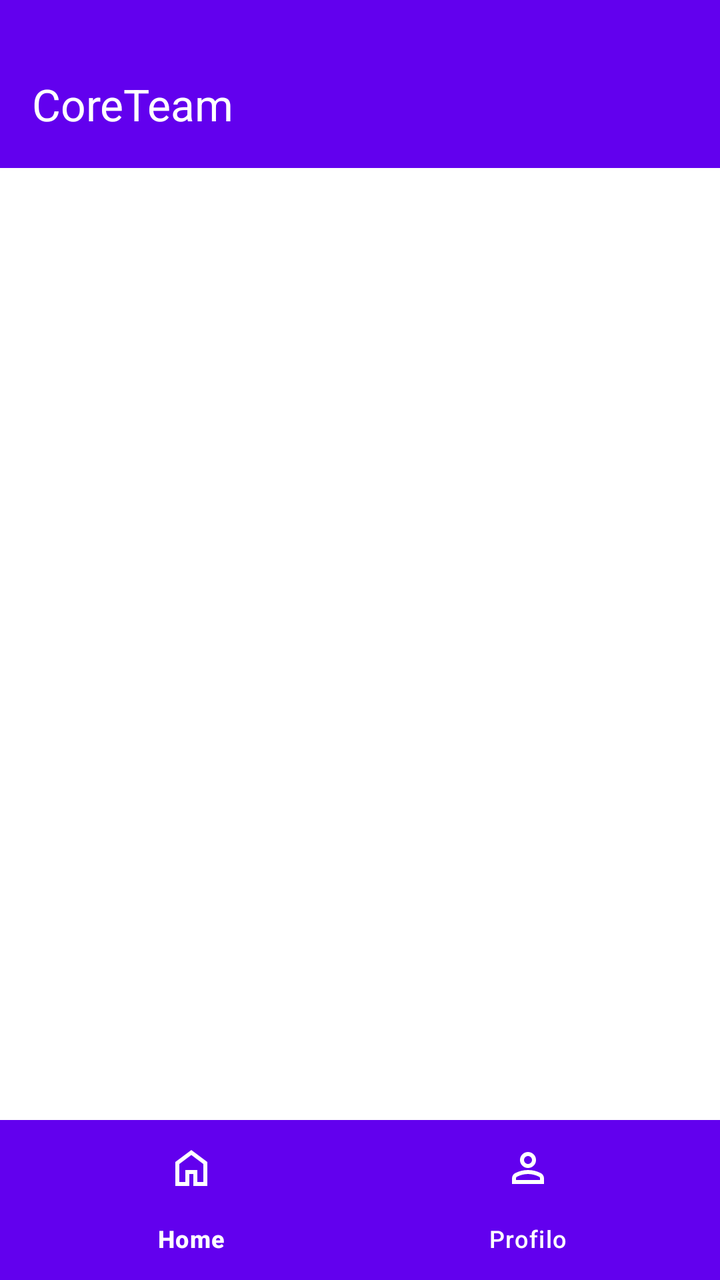
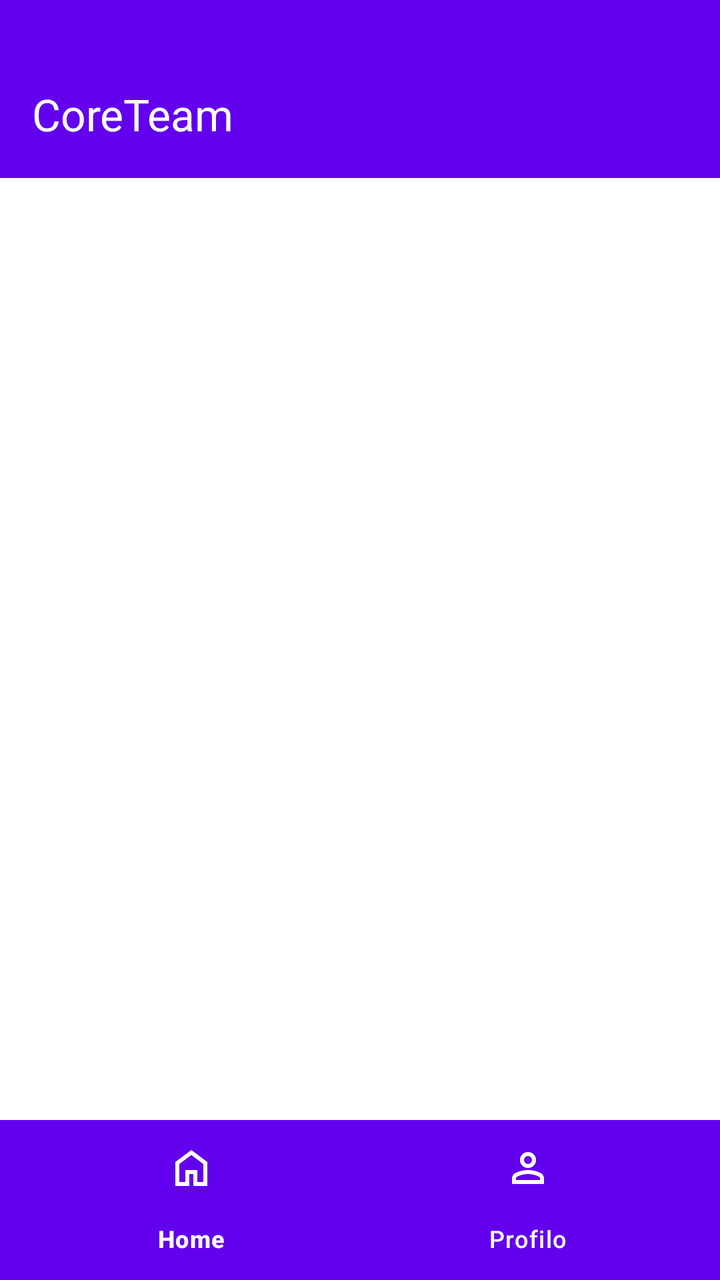

Before-and-after screenshots of an Android layout around one commit, followed by the original layout XML and the change that was made.
<!-- AndroidManifest.xml: application theme Theme.CoreTeamProject -->
<!-- res/layout/activity_main.xml -->
<?xml version="1.0" encoding="utf-8"?>
<androidx.coordinatorlayout.widget.CoordinatorLayout
    xmlns:android="http://schemas.android.com/apk/res/android"
    xmlns:app="http://schemas.android.com/apk/res-auto"
    android:layout_width="match_parent"
    android:layout_height="match_parent"
    android:background="@color/background_cream">

    
    <com.google.android.material.appbar.AppBarLayout
        android:layout_width="match_parent"
        android:layout_height="wrap_content"
        android:background="@color/purple_500">

        <com.google.android.material.appbar.MaterialToolbar
            android:id="@+id/toolbar"
            android:layout_width="match_parent"
            android:layout_marginTop="20dp"
            android:layout_height="?attr/actionBarSize"
            android:background="@color/purple_500"
            app:titleTextColor="@color/white"
            app:title="CoreTeam" />

    </com.google.android.material.appbar.AppBarLayout>

    
    <androidx.constraintlayout.widget.ConstraintLayout
        android:layout_width="match_parent"
        android:layout_height="match_parent"
        android:background="@color/white"
        app:layout_behavior="@string/appbar_scrolling_view_behavior">

        <FrameLayout
            android:id="@+id/fragment_container"
            android:layout_width="0dp"
            android:layout_height="0dp"
            app:layout_constraintTop_toTopOf="parent"
            app:layout_constraintBottom_toTopOf="@id/bottom_navigation"
            app:layout_constraintStart_toStartOf="parent"
            app:layout_constraintEnd_toEndOf="parent"/>

        <com.google.android.material.bottomnavigation.BottomNavigationView
            android:id="@+id/bottom_navigation"
            android:layout_width="0dp"
            android:layout_height="wrap_content"
            android:background="@color/purple_500"
            app:itemTextColor="@color/white"
            app:itemIconTint="@color/white"
            app:layout_constraintBottom_toBottomOf="parent"
            app:layout_constraintStart_toStartOf="parent"
            app:layout_constraintEnd_toEndOf="parent"
            app:menu="@menu/bottom_nav_menu"/>

    </androidx.constraintlayout.widget.ConstraintLayout>

</androidx.coordinatorlayout.widget.CoordinatorLayout>
<!-- resources referenced by this layout -->
<resources>
  <color name="background_cream">#F5F1E8</color>
  <color name="purple_500">#6200EE</color>
  <color name="white">#FFFFFFFF</color>
  <style name="Theme.CoreTeamProject" parent="Base.Theme.CoreTeamProject" />
  <style name="Base.Theme.CoreTeamProject" parent="Theme.Material3.DayNight.NoActionBar">
          
          <item name="colorPrimary">@color/purple_500</item>
          <item name="colorPrimaryVariant">@color/purple_500</item>
          <item name="colorOnPrimary">@color/white</item>
  
          
          <item name="android:windowBackground">@color/white</item>
          <item name="colorSurface">@color/white</item>
          <item name="colorOnSurface">@color/black</item>
  
          
          <item name="android:textColor">@color/black</item>
          <item name="android:textColorPrimary">@color/black</item>
  
          
          <item name="colorPrimaryContainer">@color/purple_500</item>
          <item name="colorOnPrimaryContainer">@color/white</item>
      </style>
  <color name="black">#FF000000</color>
</resources>

<!-- the commit's change to res/layout/activity_main.xml (unified diff, before → after) -->
@@ -15,10 +15,11 @@
         <com.google.android.material.appbar.MaterialToolbar
             android:id="@+id/toolbar"
             android:layout_width="match_parent"
-            android:layout_marginTop="20dp"
+            android:layout_marginTop="25dp"
             android:layout_height="?attr/actionBarSize"
             android:background="@color/purple_500"
             app:titleTextColor="@color/white"
+            app:theme="@style/ThemeOverlay.Material3.Dark.ActionBar"
             app:title="CoreTeam" />
 
     </com.google.android.material.appbar.AppBarLayout>
